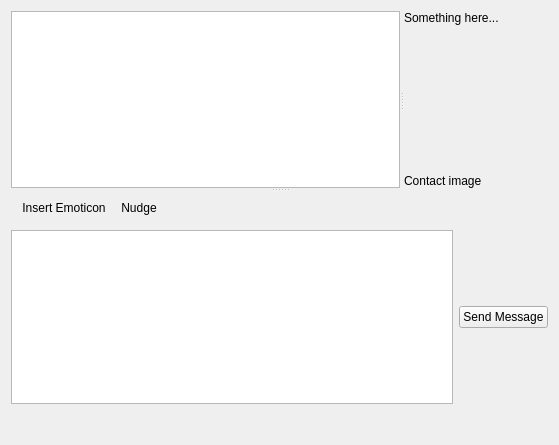
This is amsn2/amsn2/gui/front_ends/qt4/chatWindow.ui in Kjir/amsn as Qt 5 draws it before an edit. The edited form follows.
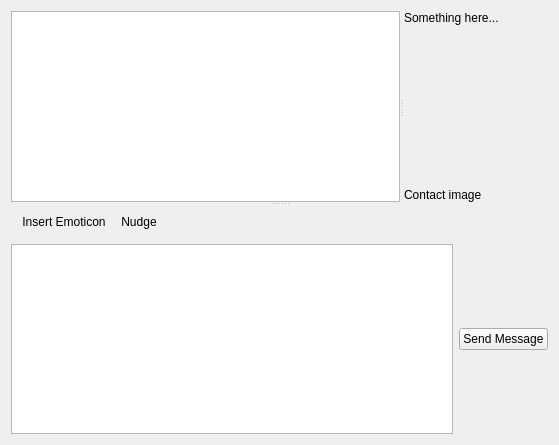
This is the edited form.

What changed in the file:
```diff
--- a/amsn2/amsn2/gui/front_ends/qt4/chatWindow.ui
+++ b/amsn2/amsn2/gui/front_ends/qt4/chatWindow.ui
@@ -137,36 +137,6 @@
      </widget>
     </widget>
    </item>
-   <item>
-    <layout class="QHBoxLayout" name="horizontalLayout_2" >
-     <item>
-      <widget class="QLabel" name="statusIcon" >
-       <property name="minimumSize" >
-        <size>
-         <width>24</width>
-         <height>24</height>
-        </size>
-       </property>
-       <property name="maximumSize" >
-        <size>
-         <width>24</width>
-         <height>24</height>
-        </size>
-       </property>
-       <property name="text" >
-        <string/>
-       </property>
-      </widget>
-     </item>
-     <item>
-      <widget class="QLabel" name="statusText" >
-       <property name="text" >
-        <string/>
-       </property>
-      </widget>
-     </item>
-    </layout>
-   </item>
   </layout>
   <action name="actionInsert_Emoticon" >
    <property name="text" >
```
